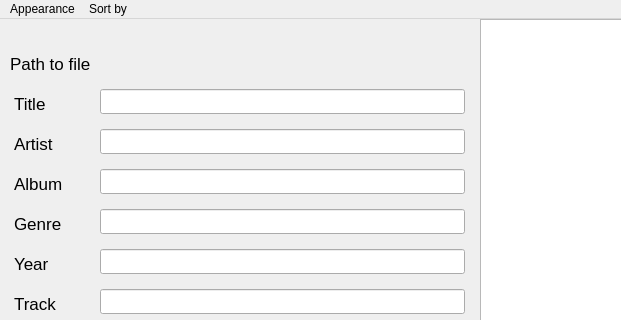
This is app/src/mainwindow.ui in ailchuk/utag as Qt 5 draws it before an edit; both pictures show x 0 to 621 and y 0 to 320 of the 811 by 453 pixel window. The edited form follows.
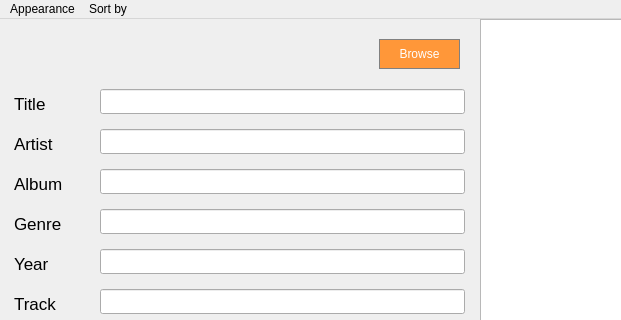
This is the edited form.

```diff
--- a/app/src/mainwindow.ui
+++ b/app/src/mainwindow.ui
@@ -188,24 +188,6 @@
      <string>Comment</string>
     </property>
    </widget>
-   <widget class="QLabel" name="m_path_to_file_l">
-    <property name="geometry">
-     <rect>
-      <x>10</x>
-      <y>30</y>
-      <width>81</width>
-      <height>30</height>
-     </rect>
-    </property>
-    <property name="font">
-     <font>
-      <pointsize>13</pointsize>
-     </font>
-    </property>
-    <property name="text">
-     <string>Path to file</string>
-    </property>
-   </widget>
    <widget class="QLineEdit" name="m_line_title">
     <property name="geometry">
      <rect>
@@ -276,19 +258,43 @@
      </rect>
     </property>
    </widget>
-   <widget class="QLabel" name="m_full_path_to_file_l">
+   <widget class="QPushButton" name="m_dir_button">
     <property name="geometry">
      <rect>
-      <x>100</x>
-      <y>30</y>
-      <width>371</width>
+      <x>379</x>
+      <y>20</y>
+      <width>81</width>
+      <height>30</height>
+     </rect>
+    </property>
+    <property name="styleSheet">
+     <string notr="true">QPushButton {
+  background-color: rgb(255, 151, 57);
+  color: white; 
+  border: 1px solid gray;
+}
+
+QPushButton:pressed {
+    background-color: qlineargradient(x1: 0, y1: 0, x2: 0, y2: 1,
+                                      stop: 0 #FF7832, stop: 1 #FF9739);
+}</string>
+    </property>
+    <property name="text">
+     <string>Browse</string>
+    </property>
+   </widget>
+   <widget class="QLabel" name="m_dir_l">
+    <property name="geometry">
+     <rect>
+      <x>10</x>
+      <y>20</y>
+      <width>361</width>
       <height>30</height>
      </rect>
     </property>
     <property name="font">
      <font>
-      <pointsize>10</pointsize>
-      <italic>false</italic>
+      <pointsize>13</pointsize>
      </font>
     </property>
     <property name="text">
```
